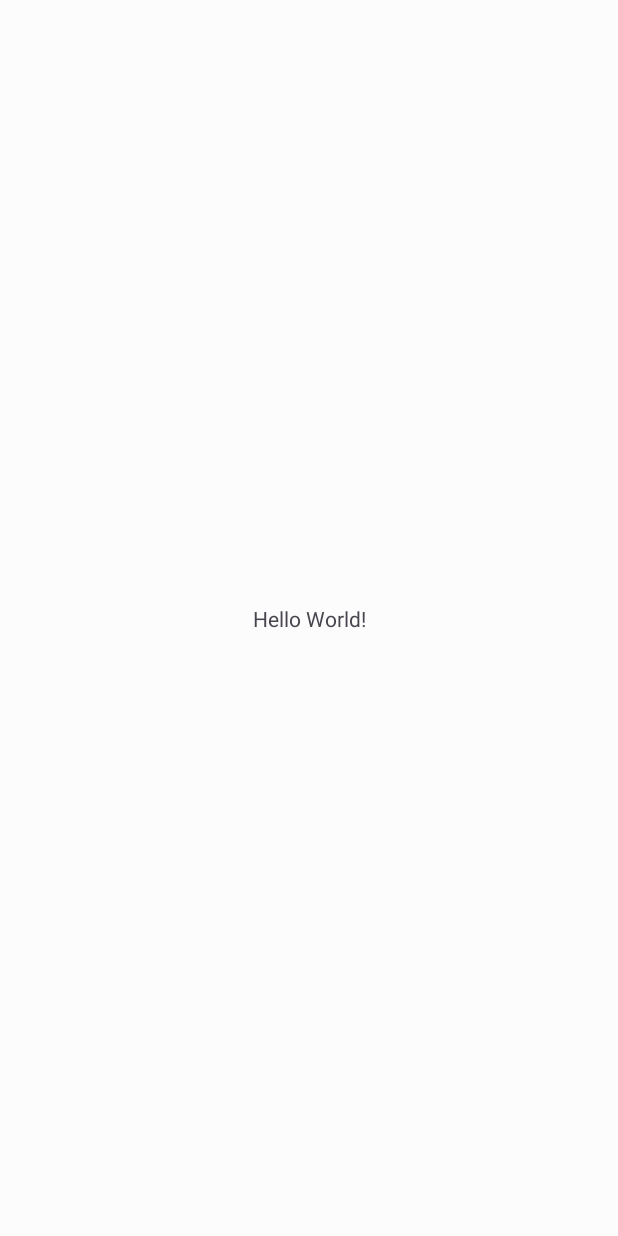
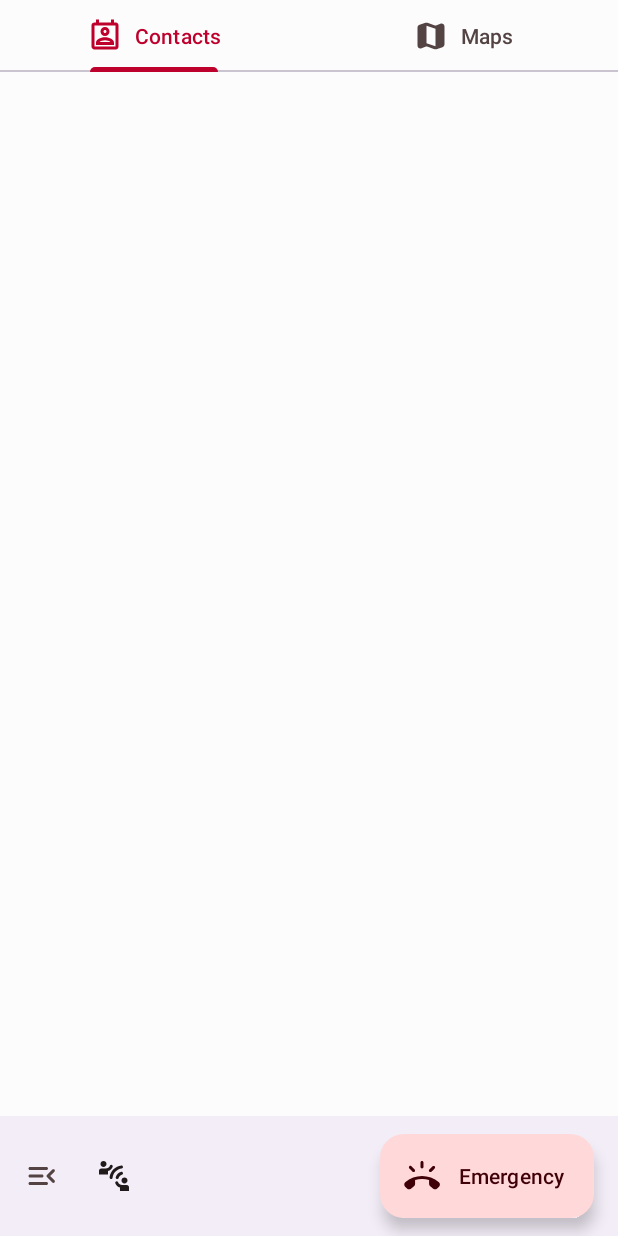
Before and after one commit to TeamNullVoid/Crimson, an Android app: the screen it shows after launch once a user with an empty profile is signed in (MainActivity), on a phone screen of 412 x 824 dp. Before the commit the screen is almost empty. Run offline under Robolectric (Android 15) with nearby library versions, the phone set to English and light mode, and no system bars; our stand-ins replace Firebase (no records; nobody signed in at launch, a user with empty details on screens opened directly).

Commit message:
Merge main

```diff
--- a/app/src/main/java/com/nullvoid/crimson/MainActivity.kt
+++ b/app/src/main/java/com/nullvoid/crimson/MainActivity.kt
@@ -1,11 +1,75 @@
 package com.nullvoid.crimson
 
+import android.content.DialogInterface
+import android.content.Intent
 import android.os.Bundle
+import android.view.MenuItem
 import androidx.appcompat.app.AppCompatActivity
+import androidx.appcompat.widget.Toolbar
+import com.google.android.material.dialog.MaterialAlertDialogBuilder
+import com.google.android.material.snackbar.Snackbar
+import com.google.firebase.auth.FirebaseAuth
+import com.nullvoid.crimson.adapters.MainPagerAdapter
+import com.nullvoid.crimson.databinding.ActivityMainBinding
+import kotlinx.coroutines.Dispatchers
+import kotlinx.coroutines.GlobalScope
+import kotlinx.coroutines.launch
 
-class MainActivity : AppCompatActivity() {
+class MainActivity : AppCompatActivity(), Toolbar.OnMenuItemClickListener {
+
+    private lateinit var binding: ActivityMainBinding
+
     override fun onCreate(savedInstanceState: Bundle?) {
         super.onCreate(savedInstanceState)
-        setContentView(R.layout.activity_main)
+
+        binding = ActivityMainBinding.inflate(layoutInflater)
+        setContentView(binding.root)
+
+        init()
     }
+
+    private fun init() {
+        binding.mainPager.adapter = MainPagerAdapter(this, supportFragmentManager)
+        binding.mainTabLayout.setupWithViewPager(binding.mainPager)
+        setupTabs()
+        binding.mainBottomBar.setOnMenuItemClickListener(this)
+        binding.mainEmergencyButton.setOnClickListener {
+//            startActivity(Intent(this, EmergencyActivity::class.java))
+        }
+        binding.mainBottomBar.setNavigationOnClickListener {
+//            supportFragmentManager.beginTransaction()
+//                .add(MenuFragment(), MenuFragment::class.simpleName).commit()
+        }
+    }
+
+    private val authListener = FirebaseAuth.AuthStateListener {
+        if (it.currentUser == null) {
+            startActivity(Intent(this, WelcomeActivity::class.java))
+            finish()
+        }
+    }
+
+    override fun onStart() {
+        super.onStart()
+        FirebaseAuth.getInstance().addAuthStateListener(authListener)
+    }
+
+    override fun onStop() {
+        super.onStop()
+        FirebaseAuth.getInstance().removeAuthStateListener(authListener)
+    }
+
+    private fun setupTabs() {
+        binding.mainTabLayout.getTabAt(0)?.setIcon(R.drawable.ic_contact)
+        binding.mainTabLayout.getTabAt(1)?.setIcon(R.drawable.ic_map)
+    }
+
+    override fun onMenuItemClick(item: MenuItem): Boolean {
+//        when (item.itemId) {
+//            R.id.menu_addUser -> supportFragmentManager.beginTransaction()
+//                .add(SendRequestFragment(), SendRequestFragment::class.java.simpleName).commit()
+//        }
+        return true
+    }
+
 }
--- /dev/null
+++ b/app/src/main/java/com/nullvoid/crimson/adapters/MainPagerAdapter.kt
@@ -0,0 +1,26 @@
+package com.nullvoid.crimson.adapters
+
+import android.content.Context
+import androidx.fragment.app.Fragment
+import androidx.fragment.app.FragmentManager
+import androidx.fragment.app.FragmentStatePagerAdapter
+import com.nullvoid.crimson.R
+import com.nullvoid.crimson.fragments.ContactsFragment
+import com.nullvoid.crimson.fragments.MapsFragment
+
+class MainPagerAdapter(private var ctx: Context, fm: FragmentManager) : FragmentStatePagerAdapter(
+    fm,
+    BEHAVIOR_RESUME_ONLY_CURRENT_FRAGMENT
+) {
+
+    override fun getCount(): Int = 2
+
+    override fun getItem(position: Int): Fragment {
+        return if (position == 0) ContactsFragment() else MapsFragment()
+    }
+
+    override fun getPageTitle(position: Int): CharSequence {
+        return if (position == 0) ctx.getString(R.string.contacts) else ctx.getString(R.string.maps)
+    }
+
+}
--- /dev/null
+++ b/app/src/main/java/com/nullvoid/crimson/fragments/ContactsFragment.kt
@@ -0,0 +1,20 @@
+package com.nullvoid.crimson.fragments
+
+import android.os.Bundle
+import android.view.LayoutInflater
+import android.view.View
+import android.view.ViewGroup
+import androidx.fragment.app.Fragment
+import com.nullvoid.crimson.databinding.FragmentContactsBinding
+
+class ContactsFragment : Fragment() {
+    private lateinit var binding: FragmentContactsBinding
+    override fun onCreateView(
+        inflater: LayoutInflater,
+        container: ViewGroup?,
+        savedInstanceState: Bundle?
+    ): View {
+        binding = FragmentContactsBinding.inflate(layoutInflater)
+        return binding.root
+    }
+}
--- /dev/null
+++ b/app/src/main/java/com/nullvoid/crimson/fragments/MapsFragment.kt
@@ -0,0 +1,21 @@
+package com.nullvoid.crimson.fragments
+
+import android.os.Bundle
+import android.view.LayoutInflater
+import android.view.View
+import android.view.ViewGroup
+import androidx.fragment.app.Fragment
+import com.nullvoid.crimson.databinding.FragmentMapsBinding
+
+class MapsFragment : Fragment() {
+    private lateinit var binding: FragmentMapsBinding
+
+    override fun onCreateView(
+        inflater: LayoutInflater,
+        container: ViewGroup?,
+        savedInstanceState: Bundle?
+    ): View {
+        binding = FragmentMapsBinding.inflate(layoutInflater)
+        return binding.root
+    }
+}
--- /dev/null
+++ b/app/src/main/res/drawable/ic_connect.xml
@@ -0,0 +1,10 @@
+<vector xmlns:android="http://schemas.android.com/apk/res/android"
+    android:width="24dp"
+    android:height="24dp"
+    android:viewportWidth="24"
+    android:viewportHeight="24"
+    android:tint="?attr/colorControlNormal">
+  <path
+      android:fillColor="@android:color/white"
+      android:pathData="M7,4c0,-1.11 -0.89,-2 -2,-2S3,2.89 3,4s0.89,2 2,2S7,5.11 7,4zM10.19,4.5L10.19,4.5c-0.41,0 -0.76,0.25 -0.92,0.63C8.83,6.23 7.76,7 6.5,7h-3C2.67,7 2,7.67 2,8.5V11h6V8.74c1.43,-0.45 2.58,-1.53 3.12,-2.91C11.38,5.19 10.88,4.5 10.19,4.5zM19,17c1.11,0 2,-0.89 2,-2s-0.89,-2 -2,-2s-2,0.89 -2,2S17.89,17 19,17zM20.5,18h-3c-1.26,0 -2.33,-0.77 -2.77,-1.87c-0.15,-0.38 -0.51,-0.63 -0.92,-0.63h0c-0.69,0 -1.19,0.69 -0.94,1.33c0.55,1.38 1.69,2.46 3.12,2.91V22h6v-2.5C22,18.67 21.33,18 20.5,18zM17.25,11.09c0,0 0,-0.01 0.01,0c-1.06,0.27 -1.9,1.11 -2.17,2.17c0,0 0,-0.01 0,-0.01C14.98,13.68 14.58,14 14.11,14c-0.55,0 -1,-0.45 -1,-1c0,-0.05 0.02,-0.14 0.02,-0.14c0.43,-1.85 1.89,-3.31 3.75,-3.73c0.04,0 0.08,-0.01 0.12,-0.01c0.55,0 1,0.45 1,1C18,10.58 17.68,10.98 17.25,11.09zM18,6.06c0,0.51 -0.37,0.92 -0.86,0.99c0,0 0,0 0,0c-3.19,0.39 -5.7,2.91 -6.09,6.1c0,0 0,0 0,0C10.98,13.63 10.56,14 10.06,14c-0.55,0 -1,-0.45 -1,-1c0,-0.02 0,-0.04 0,-0.06c0,-0.01 0,-0.02 0,-0.03c0.5,-4.12 3.79,-7.38 7.92,-7.85c0,0 0.01,0 0.01,0C17.55,5.06 18,5.51 18,6.06z"/>
+</vector>
--- /dev/null
+++ b/app/src/main/res/drawable/ic_contact.xml
@@ -0,0 +1,10 @@
+<vector xmlns:android="http://schemas.android.com/apk/res/android"
+    android:width="24dp"
+    android:height="24dp"
+    android:viewportWidth="24"
+    android:viewportHeight="24"
+    android:tint="?attr/colorControlNormal">
+  <path
+      android:fillColor="@android:color/white"
+      android:pathData="M20.84,4.22c-0.05,-0.12 -0.11,-0.23 -0.18,-0.34 -0.14,-0.21 -0.33,-0.4 -0.54,-0.54 -0.11,-0.07 -0.22,-0.13 -0.34,-0.18 -0.24,-0.1 -0.5,-0.16 -0.78,-0.16h-1L18,1h-2v2L8,3L8,1L6,1v2L5,3c-0.42,0 -0.8,0.13 -1.12,0.34 -0.21,0.14 -0.4,0.33 -0.54,0.54 -0.07,0.11 -0.13,0.22 -0.18,0.34 -0.1,0.24 -0.16,0.5 -0.16,0.78v14c0,1.1 0.89,2 2,2h14c0.28,0 0.54,-0.06 0.78,-0.16 0.12,-0.05 0.23,-0.11 0.34,-0.18 0.21,-0.14 0.4,-0.33 0.54,-0.54 0.21,-0.32 0.34,-0.71 0.34,-1.12L21,5c0,-0.28 -0.06,-0.54 -0.16,-0.78zM5,19L5,5h14v14L5,19zM12,12.88c-2.03,0 -6,1.08 -6,3.58L6,18h12v-1.53c0,-2.51 -3.97,-3.59 -6,-3.59zM8.31,16c0.69,-0.56 2.38,-1.12 3.69,-1.12s3.01,0.56 3.69,1.12L8.31,16zM12,12c1.65,0 3,-1.35 3,-3s-1.35,-3 -3,-3 -3,1.35 -3,3 1.35,3 3,3zM12,8c0.55,0 1,0.45 1,1s-0.45,1 -1,1 -1,-0.45 -1,-1 0.45,-1 1,-1z"/>
+</vector>
--- /dev/null
+++ b/app/src/main/res/drawable/ic_map.xml
@@ -0,0 +1,10 @@
+<vector xmlns:android="http://schemas.android.com/apk/res/android"
+    android:width="24dp"
+    android:height="24dp"
+    android:viewportWidth="24"
+    android:viewportHeight="24"
+    android:tint="?attr/colorControlNormal">
+  <path
+      android:fillColor="@android:color/white"
+      android:pathData="M14.65,4.98l-5,-1.75c-0.42,-0.15 -0.88,-0.15 -1.3,-0.01L4.36,4.56C3.55,4.84 3,5.6 3,6.46v11.85c0,1.41 1.41,2.37 2.72,1.86l2.93,-1.14c0.22,-0.09 0.47,-0.09 0.69,-0.01l5,1.75c0.42,0.15 0.88,0.15 1.3,0.01l3.99,-1.34c0.81,-0.27 1.36,-1.04 1.36,-1.9V5.69c0,-1.41 -1.41,-2.37 -2.72,-1.86l-2.93,1.14c-0.22,0.08 -0.46,0.09 -0.69,0.01zM15,18.89l-6,-2.11V5.11l6,2.11v11.67z"/>
+</vector>
--- /dev/null
+++ b/app/src/main/res/drawable/ic_menu.xml
@@ -0,0 +1,11 @@
+<vector xmlns:android="http://schemas.android.com/apk/res/android"
+    android:width="24dp"
+    android:height="24dp"
+    android:viewportWidth="24"
+    android:viewportHeight="24"
+    android:tint="?attr/colorControlNormal"
+    android:autoMirrored="true">
+  <path
+      android:fillColor="@android:color/white"
+      android:pathData="M4,18h11c0.55,0 1,-0.45 1,-1v0c0,-0.55 -0.45,-1 -1,-1H4c-0.55,0 -1,0.45 -1,1v0C3,17.55 3.45,18 4,18zM4,13h8c0.55,0 1,-0.45 1,-1v0c0,-0.55 -0.45,-1 -1,-1H4c-0.55,0 -1,0.45 -1,1v0C3,12.55 3.45,13 4,13zM3,7L3,7c0,0.55 0.45,1 1,1h11c0.55,0 1,-0.45 1,-1v0c0,-0.55 -0.45,-1 -1,-1H4C3.45,6 3,6.45 3,7zM20.3,14.88L17.42,12l2.88,-2.88c0.39,-0.39 0.39,-1.02 0,-1.41l0,0c-0.39,-0.39 -1.02,-0.39 -1.41,0l-3.59,3.59c-0.39,0.39 -0.39,1.02 0,1.41l3.59,3.59c0.39,0.39 1.02,0.39 1.41,0l0,0C20.68,15.91 20.69,15.27 20.3,14.88z"/>
+</vector>
--- /dev/null
+++ b/app/src/main/res/drawable/ic_ring.xml
@@ -0,0 +1,10 @@
+<vector xmlns:android="http://schemas.android.com/apk/res/android"
+    android:width="24dp"
+    android:height="24dp"
+    android:viewportWidth="24"
+    android:viewportHeight="24"
+    android:tint="?attr/colorControlNormal">
+  <path
+      android:fillColor="@android:color/white"
+      android:pathData="M11.98,7h0.03c0.55,0 0.99,-0.44 0.99,-0.98L13,2.98c0,-0.54 -0.44,-0.98 -0.98,-0.98h-0.03c-0.55,0 -0.99,0.44 -0.99,0.98v3.03c0,0.55 0.44,0.99 0.98,0.99zM16.9,9.11c0.39,0.39 1.01,0.39 1.4,0 0.62,-0.63 1.52,-1.54 2.15,-2.17 0.39,-0.38 0.39,-1.01 0,-1.39 -0.38,-0.38 -1.01,-0.38 -1.39,0L16.89,7.7c-0.39,0.38 -0.39,1.01 0,1.39l0.01,0.02zM5.71,9.1c0.38,0.39 1.01,0.39 1.4,0 0.38,-0.38 0.38,-1.01 0,-1.39L4.96,5.54c-0.38,-0.39 -1.01,-0.39 -1.39,0l-0.02,0.01c-0.39,0.39 -0.39,1.01 0,1.39 0.63,0.62 1.54,1.53 2.16,2.16zM23.29,16.23c-6.41,-5.66 -16.07,-5.66 -22.48,0 -0.85,0.75 -0.85,2.08 -0.05,2.88l1.22,1.22c0.72,0.72 1.86,0.78 2.66,0.15l2,-1.59c0.48,-0.38 0.76,-0.96 0.76,-1.57v-2.6c3.02,-0.98 6.29,-0.99 9.32,0v2.61c0,0.61 0.28,1.19 0.76,1.57l1.99,1.58c0.8,0.63 1.94,0.57 2.66,-0.15l1.22,-1.22c0.79,-0.8 0.79,-2.13 -0.06,-2.88z"/>
+</vector>
--- a/app/src/main/res/layout/activity_main.xml
+++ b/app/src/main/res/layout/activity_main.xml
@@ -1,18 +1,47 @@
 <?xml version="1.0" encoding="utf-8"?>
-<androidx.constraintlayout.widget.ConstraintLayout xmlns:android="http://schemas.android.com/apk/res/android"
+<androidx.coordinatorlayout.widget.CoordinatorLayout
+    xmlns:android="http://schemas.android.com/apk/res/android"
     xmlns:app="http://schemas.android.com/apk/res-auto"
-    xmlns:tools="http://schemas.android.com/tools"
     android:layout_width="match_parent"
-    android:layout_height="match_parent"
-    tools:context=".MainActivity">
+    android:layout_height="match_parent">
 
-    <TextView
+    <LinearLayout
+        android:layout_width="match_parent"
+        android:layout_height="match_parent"
+        android:orientation="vertical">
+
+        <com.google.android.material.tabs.TabLayout
+            app:tabInlineLabel="true"
+            android:id="@+id/mainTabLayout"
+            android:layout_width="match_parent"
+            android:layout_height="wrap_content"/>
+
+        <androidx.viewpager.widget.ViewPager
+            android:id="@+id/mainPager"
+            android:layout_width="match_parent"
+            android:layout_height="0dp"
+            android:layout_weight="1" />
+
+        <View
+            android:layout_width="match_parent"
+            android:layout_height="?actionBarSize" />
+
+    </LinearLayout>
+
+    <com.google.android.material.bottomappbar.BottomAppBar
+        android:id="@+id/main_bottomBar"
+        android:layout_width="match_parent"
+        android:layout_height="wrap_content"
+        android:layout_gravity="bottom"
+        app:menu="@menu/main_menu"
+        app:navigationIcon="@drawable/ic_menu" />
+
+    <com.google.android.material.floatingactionbutton.ExtendedFloatingActionButton
         android:layout_width="wrap_content"
         android:layout_height="wrap_content"
-        android:text="Hello World!"
-        app:layout_constraintBottom_toBottomOf="parent"
-        app:layout_constraintLeft_toLeftOf="parent"
-        app:layout_constraintRight_toRightOf="parent"
-        app:layout_constraintTop_toTopOf="parent" />
+        android:text="@string/emergency"
+        android:id="@+id/main_emergencyButton"
+        app:icon="@drawable/ic_ring"
+        app:layout_anchor="@id/main_bottomBar" />
 
-</androidx.constraintlayout.widget.ConstraintLayout>
+</androidx.coordinatorlayout.widget.CoordinatorLayout>
--- /dev/null
+++ b/app/src/main/res/layout/fragment_contacts.xml
@@ -0,0 +1,6 @@
+<?xml version="1.0" encoding="utf-8"?>
+<androidx.constraintlayout.widget.ConstraintLayout xmlns:android="http://schemas.android.com/apk/res/android"
+    android:layout_width="match_parent"
+    android:layout_height="match_parent">
+
+</androidx.constraintlayout.widget.ConstraintLayout>
--- /dev/null
+++ b/app/src/main/res/layout/fragment_maps.xml
@@ -0,0 +1,6 @@
+<?xml version="1.0" encoding="utf-8"?>
+<androidx.constraintlayout.widget.ConstraintLayout xmlns:android="http://schemas.android.com/apk/res/android"
+    android:layout_width="match_parent"
+    android:layout_height="match_parent">
+
+</androidx.constraintlayout.widget.ConstraintLayout>
--- /dev/null
+++ b/app/src/main/res/menu/main_menu.xml
@@ -0,0 +1,10 @@
+<?xml version="1.0" encoding="utf-8"?>
+<menu xmlns:android="http://schemas.android.com/apk/res/android"
+    xmlns:app="http://schemas.android.com/apk/res-auto">
+
+    <item
+        android:icon="@drawable/ic_connect"
+        android:title="@string/add_crimson_user"
+        app:showAsAction="ifRoom" />
+
+</menu>
--- a/app/src/main/res/values/strings.xml
+++ b/app/src/main/res/values/strings.xml
@@ -9,4 +9,8 @@
     <string name="enter_otp">Enter OTP</string>
     <string name="verify">Verify</string>
     <string name="change_phone">Change Phone Number</string>
+    <string name="emergency">Emergency</string>
+    <string name="add_crimson_user">Add Crimson User</string>
+    <string name="contacts">Contacts</string>
+    <string name="maps">Maps</string>
 </resources>
```
